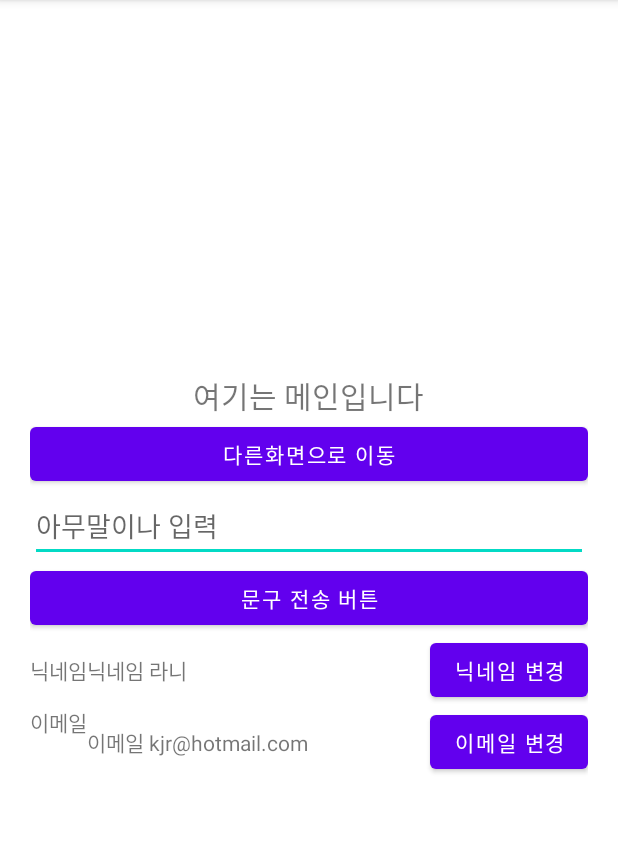
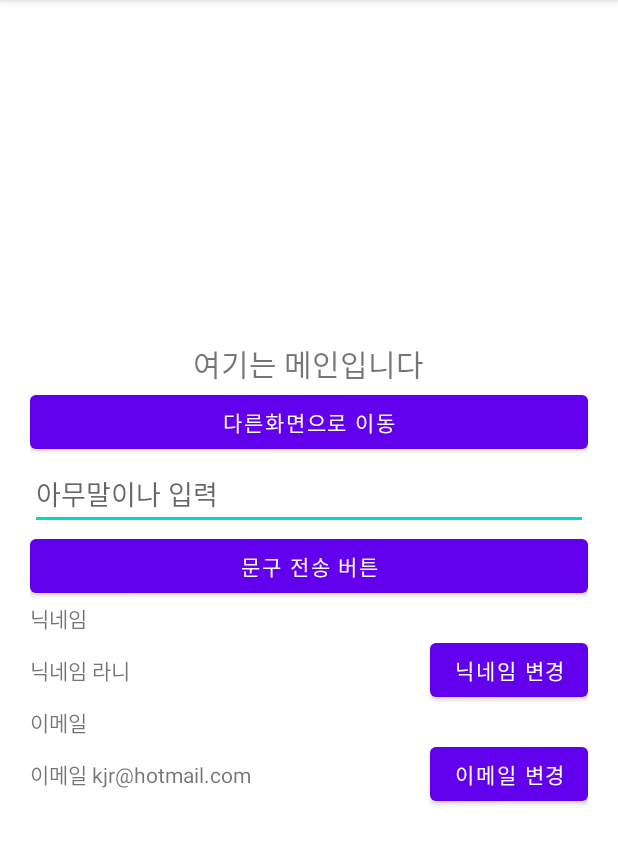
Before and after one commit to kimjungnan/Intent_20211113, an Android app: the screen it shows after launch (MainActivity), on a phone screen of 412 x 824 dp, the part 84-949 px from its top. Run offline under Robolectric (Android 15) with nearby library versions, the phone set to English and light mode, and no system bars.

```diff
--- a/app/src/main/res/layout/activity_main.xml
+++ b/app/src/main/res/layout/activity_main.xml
@@ -4,11 +4,11 @@
     xmlns:android="http://schemas.android.com/apk/res/android"
     xmlns:app="http://schemas.android.com/apk/res-auto"
     xmlns:tools="http://schemas.android.com/tools"
+    android:layout_width="match_parent"
+    android:layout_height="match_parent"
+    android:gravity="center"
     android:orientation="vertical"
     android:padding="20dp"
-    android:gravity="center"
-    android:layout_width="match_parent"
-    android:layout_height="match_parent"
     tools:context=".MainActivity">
 
     <TextView
@@ -35,18 +35,19 @@
         android:layout_height="wrap_content"
         android:text="문구 전송 버튼" />
 
-
-
+    <LinearLayout
+        android:layout_width="match_parent"
+        android:layout_height="wrap_content"
+        android:orientation="vertical" >
+        <TextView
+            android:layout_width="wrap_content"
+            android:layout_height="wrap_content"
+            android:text="닉네임" />
 
         <LinearLayout
             android:layout_width="match_parent"
             android:layout_height="wrap_content"
             android:orientation="horizontal">
-
-        <TextView
-            android:layout_width="wrap_content"
-            android:layout_height="wrap_content"
-            android:text="닉네임"/>
 
             <TextView
                 android:layout_width="wrap_content"
@@ -66,15 +67,24 @@
 
         </LinearLayout>
 
+    </LinearLayout>
+
+    <LinearLayout
+        android:layout_width="match_parent"
+        android:layout_height="wrap_content"
+        android:orientation="vertical" >
+
+        <TextView
+            android:layout_width="wrap_content"
+            android:layout_height="match_parent"
+            android:text="이메일" />
+
+
         <LinearLayout
         android:layout_width="match_parent"
         android:layout_height="wrap_content"
         android:orientation="horizontal">
 
-        <TextView
-            android:layout_width="wrap_content"
-            android:layout_height="match_parent"
-            android:text="이메일"/>
 
         <TextView
             android:layout_width="wrap_content"
@@ -94,5 +104,7 @@
 
     </LinearLayout>
 
+    </LinearLayout>
+
 
 </LinearLayout>
```
Lines whose indentation alone changed are shown as unchanged.
